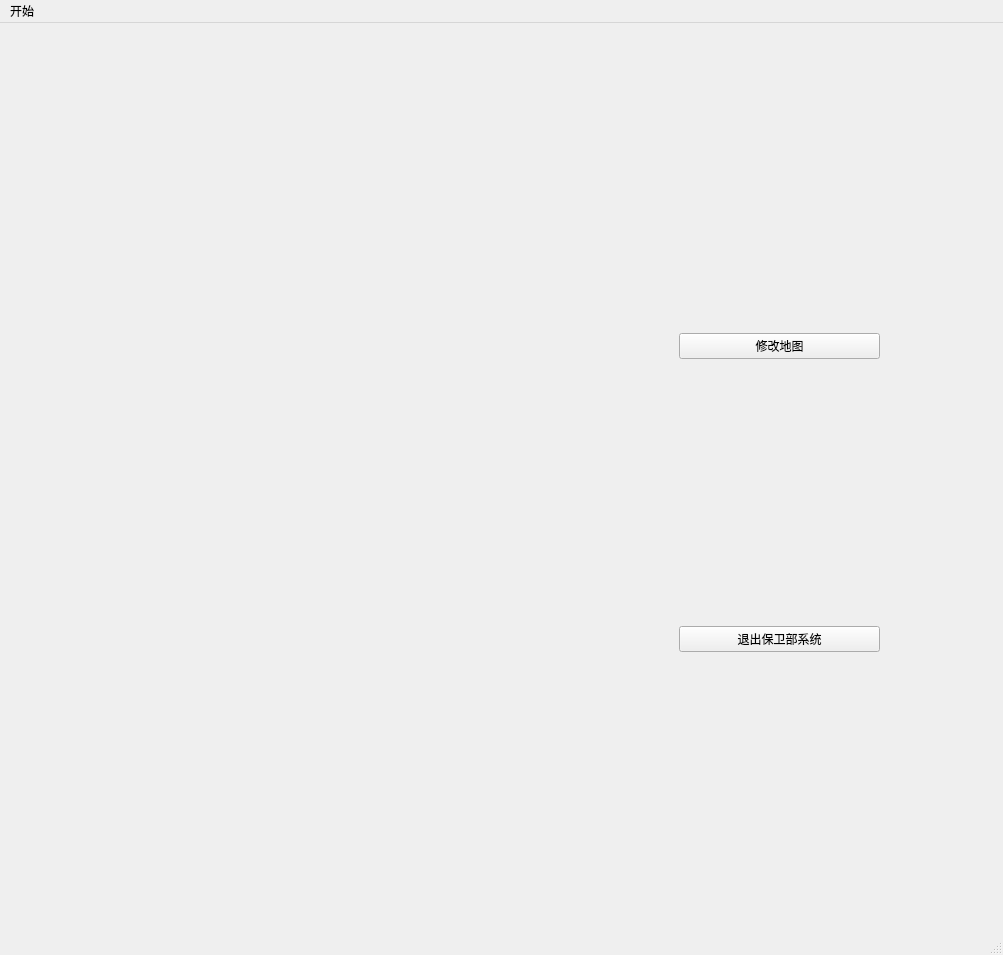
Qt form mainwindow.ui (J7Peng/MyGuide) before a commit.
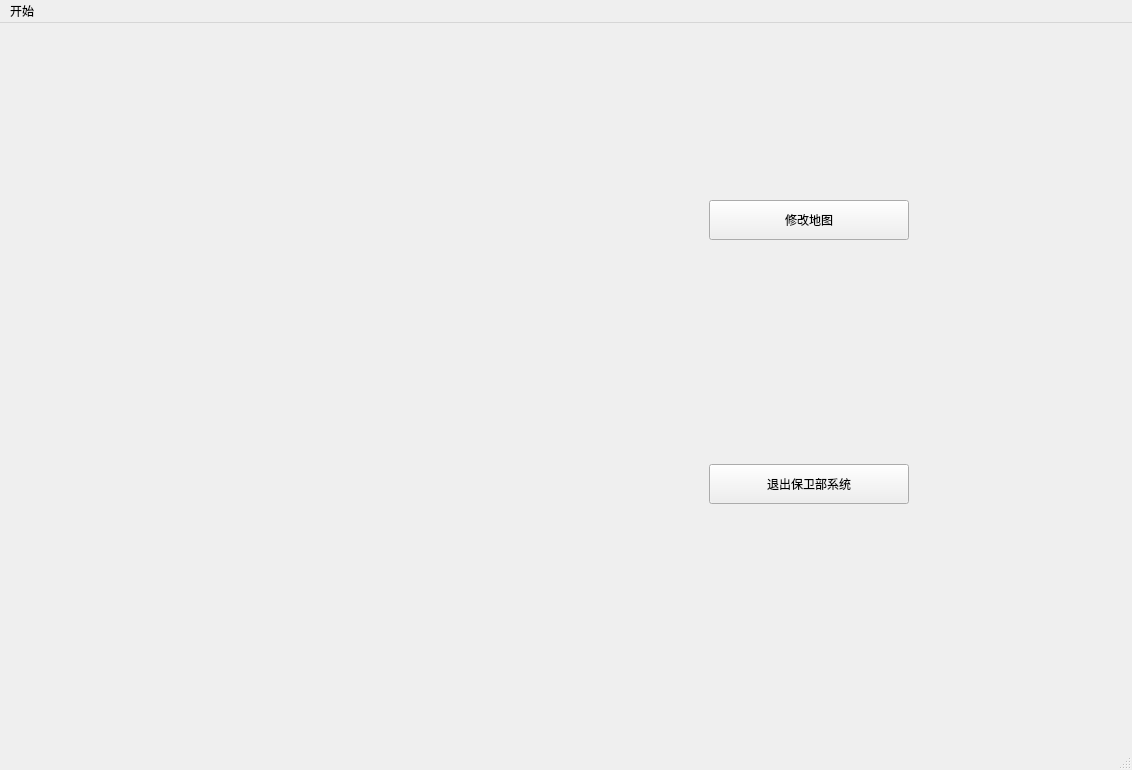
The same form after that commit. The open tabs and pages were chosen to show the change. Icons and pictures are not drawn.

```diff
--- a/mainwindow.ui
+++ b/mainwindow.ui
@@ -6,8 +6,8 @@
    <rect>
     <x>0</x>
     <y>0</y>
-    <width>1003</width>
-    <height>955</height>
+    <width>1132</width>
+    <height>770</height>
    </rect>
   </property>
   <property name="windowTitle">
@@ -91,12 +91,18 @@
        <widget class="QLabel" name="label_5">
         <property name="geometry">
          <rect>
-          <x>70</x>
-          <y>10</y>
-          <width>521</width>
-          <height>871</height>
+          <x>100</x>
+          <y>0</y>
+          <width>469</width>
+          <height>700</height>
          </rect>
         </property>
+        <property name="sizePolicy">
+         <sizepolicy hsizetype="Fixed" vsizetype="Fixed">
+          <horstretch>0</horstretch>
+          <verstretch>0</verstretch>
+         </sizepolicy>
+        </property>
         <property name="text">
          <string/>
         </property>
@@ -107,31 +113,31 @@
          <bool>true</bool>
         </property>
        </widget>
-       <widget class="QWidget" name="">
+       <widget class="QPushButton" name="changeMap">
         <property name="geometry">
          <rect>
-          <x>670</x>
-          <y>40</y>
-          <width>201</width>
-          <height>841</height>
+          <x>700</x>
+          <y>168</y>
+          <width>200</width>
+          <height>40</height>
          </rect>
         </property>
-        <layout class="QVBoxLayout" name="verticalLayout_2">
-         <item>
-          <widget class="QPushButton" name="changeMap">
-           <property name="text">
-            <string>修改地图</string>
-           </property>
-          </widget>
-         </item>
-         <item>
-          <widget class="QPushButton" name="exitSecurity">
-           <property name="text">
-            <string>退出保卫部系统</string>
-           </property>
-          </widget>
-         </item>
-        </layout>
+        <property name="text">
+         <string>修改地图</string>
+        </property>
+       </widget>
+       <widget class="QPushButton" name="exitSecurity">
+        <property name="geometry">
+         <rect>
+          <x>700</x>
+          <y>432</y>
+          <width>200</width>
+          <height>40</height>
+         </rect>
+        </property>
+        <property name="text">
+         <string>退出保卫部系统</string>
+        </property>
        </widget>
       </widget>
       <widget class="QWidget" name="page_5">
@@ -190,8 +196,8 @@
     <rect>
      <x>0</x>
      <y>0</y>
-     <width>1003</width>
-     <height>17</height>
+     <width>1132</width>
+     <height>24</height>
     </rect>
    </property>
    <widget class="QMenu" name="menu">
```
Left out of the diff: 56 changed lines with no effect on the pictures.
